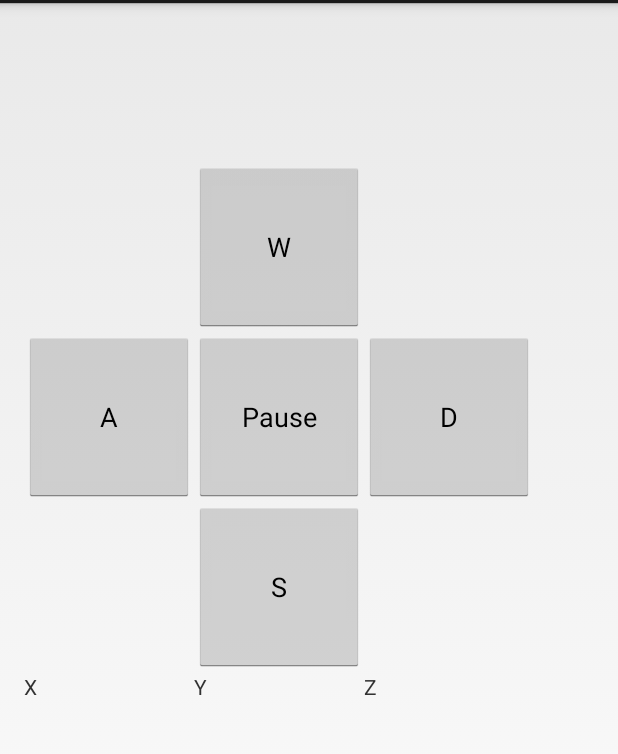
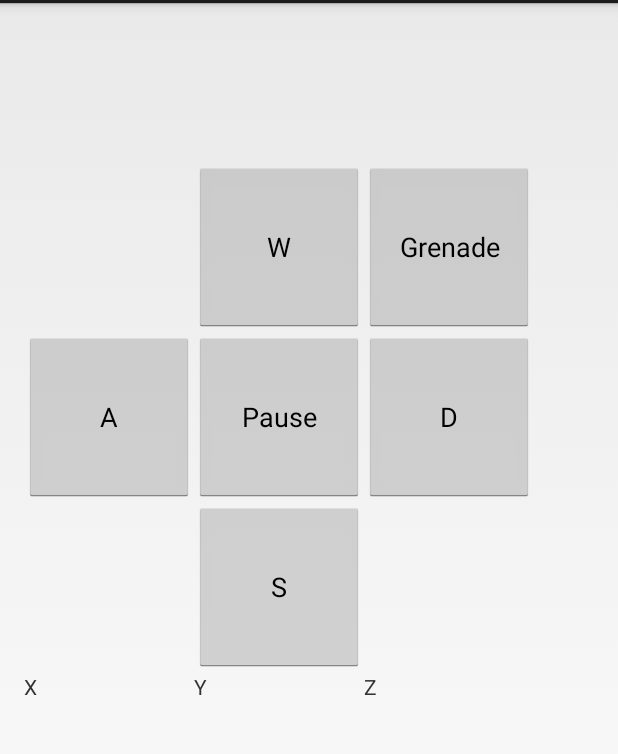
Before and after one commit to jacky-liang/FPSPhone, an Android app: the PlayActivity screen opened directly, with no data from a screen before it, on a phone screen of 412 x 824 dp, the part 69-823 px from its top. Run offline under Robolectric (Android 15) with nearby library versions, the phone set to English and light mode, and no system bars; 3 statements that could not run were skipped.

Commit message:
Grenade button added

```diff
--- a/app/src/main/java/com/fpsphone/PlayActivity.java
+++ b/app/src/main/java/com/fpsphone/PlayActivity.java
@@ -33,6 +33,7 @@ public class PlayActivity extends Activity implements SensorEventListener {
     private Button btn_p;
     private Button btn_d;
     private Button btn_s;
+    private Button btn_g;
 
     private SensorManager aSensorManager;
     private Sensor gyroscope;
@@ -83,6 +84,13 @@ public class PlayActivity extends Activity implements SensorEventListener {
                 debugStatus.setText("Pressed W");
             }
         });
+        btn_g = (Button) findViewById(R.id.buttonG);
+        btn_g.setOnClickListener(new View.OnClickListener() {
+            @Override
+            public void onClick(View v) {
+                debugStatus.setText("Pressed G");
+            }
+        });
         btn_a = (Button) findViewById(R.id.buttonA);
         btn_a.setOnClickListener(new View.OnClickListener() {
             @Override
@@ -111,6 +119,7 @@ public class PlayActivity extends Activity implements SensorEventListener {
                 debugStatus.setText("Pressed S");
             }
         });
+
     }
 
     @Override
--- a/app/src/main/res/layout/activity_play.xml
+++ b/app/src/main/res/layout/activity_play.xml
@@ -32,6 +32,14 @@
             android:id="@+id/buttonW"
             android:layout_row="1"
             android:layout_column="1" />
+
+        <Button
+            android:layout_width="113dp"
+            android:layout_height="113dp"
+            android:text="Grenade"
+            android:id="@+id/buttonG"
+            android:layout_row="1"
+            android:layout_column="2" />
 
         <Button
             android:layout_width="113dp"
```
